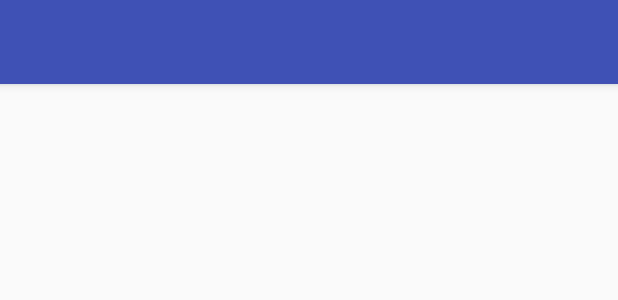
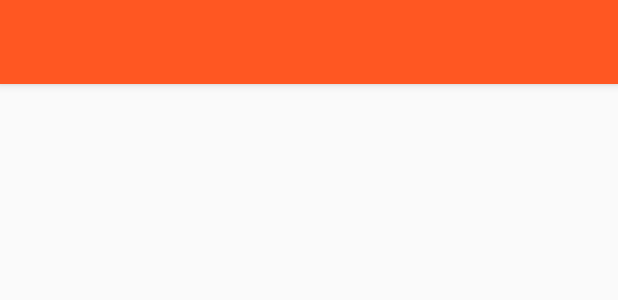
Before and after one commit to marchandrs/android-to-do, an Android app: the layout activity_main.xml on its own in the app's theme, with its tools: preview values and no code run, on a phone screen of 412 x 824 dp. Shown: the top 300 px of the screen. Run offline under Robolectric (Android 15) with nearby library versions, the phone set to English and light mode, and no system bars.

Commit message:
ui style change

```diff
--- a/app/src/main/res/layout/activity_main.xml
+++ b/app/src/main/res/layout/activity_main.xml
@@ -1,12 +1,13 @@
 <?xml version="1.0" encoding="utf-8"?>
 
-<RelativeLayout xmlns:android="http://schemas.android.com/apk/res/android"
+<LinearLayout xmlns:android="http://schemas.android.com/apk/res/android"
 xmlns:app="http://schemas.android.com/apk/res-auto"
 xmlns:tools="http://schemas.android.com/tools"
 android:id="@+id/activity_main"
 android:layout_width="match_parent"
 android:layout_height="match_parent"
-tools:context="com.marchand.Todo.activities.MainActivity">
+tools:context="com.marchand.todo.activities.MainActivity"
+    android:orientation="vertical">
     <!--
 android:paddingBottom="@dimen/activity_vertical_margin"
 android:paddingLeft="@dimen/activity_horizontal_margin"
@@ -32,4 +33,4 @@ android:paddingTop="@dimen/activity_vertical_margin"-->
 
     </FrameLayout>
 
-</RelativeLayout>
+</LinearLayout>
--- a/app/src/main/res/layout/fragment_main.xml
+++ b/app/src/main/res/layout/fragment_main.xml
@@ -3,7 +3,7 @@
     android:layout_width="match_parent"
     android:layout_height="match_parent"
     xmlns:app="http://schemas.android.com/apk/res-auto"
-    tools:context="com.marchand.Todo.fragments.MainFragment"
+    tools:context="com.marchand.todo.fragments.MainFragment"
     android:padding="10dp"
     android:id="@+id/fragment_container">
 
--- a/app/src/main/res/layout/row_main_todo.xml
+++ b/app/src/main/res/layout/row_main_todo.xml
@@ -25,8 +25,6 @@
         android:id="@+id/txtTodoUpdatedAt" />
 
     <ImageButton
-        android:layout_width="25dp"
-        android:layout_height="25dp"
         app:srcCompat="@android:drawable/ic_menu_delete"
         android:layout_alignParentTop="true"
         android:layout_alignParentEnd="true"
@@ -34,6 +32,8 @@
         android:background="@null"
         android:scaleType="fitCenter"
         android:layout_centerVertical="true"
-        android:layout_marginTop="5dp" />
+        android:layout_marginTop="5dp"
+        android:layout_width="36dp"
+        android:layout_height="36dp" />
 
 </RelativeLayout>
--- a/app/src/main/res/values/colors.xml
+++ b/app/src/main/res/values/colors.xml
@@ -1,6 +1,12 @@
 <?xml version="1.0" encoding="utf-8"?>
 <resources>
-    <color name="colorPrimary">#3F51B5</color>
+    <!--<color name="colorPrimary">#3F51B5</color>
     <color name="colorPrimaryDark">#303F9F</color>
-    <color name="colorAccent">#FF4081</color>
+    <color name="colorAccent">#FF4081</color>-->
+    <color name="colorPrimary">#FF5722</color>
+    <color name="colorPrimaryDark">#E64A19</color>
+    <color name="colorAccent">#607D8B</color>
+    <color name="textColor">#212121</color>
+    <color name="textColorPrimary">#FFFFFF</color>
+    <color name="textColorSecondary">#757575</color>
 </resources>
--- a/app/src/main/res/values/styles.xml
+++ b/app/src/main/res/values/styles.xml
@@ -6,6 +6,9 @@
         <item name="colorPrimary">@color/colorPrimary</item>
         <item name="colorPrimaryDark">@color/colorPrimaryDark</item>
         <item name="colorAccent">@color/colorAccent</item>
+        <item name="android:textColor">@color/textColor</item>
+        <item name="android:textColorPrimary">@color/textColorPrimary</item>
+        <item name="android:textColorSecondary">@color/textColorSecondary</item>
     </style>
 
 </resources>
```
Also changed, not shown: app/src/main/java/com/marchand/todo/adapters/TodoListAdapter.java (+12 -0 lines), app/src/main/java/com/marchand/todo/fragments/MainFragment.java (+7 -3 lines), app/src/main/res/layout/row_detail_todo.xml (+29 -37 lines).
